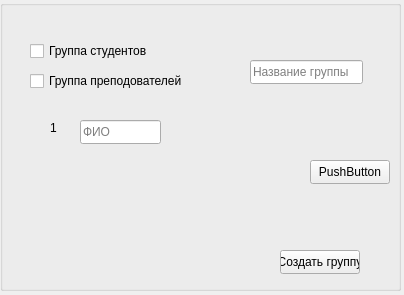
Before: the Qt Designer form client/Forms/AddGroup/addgroup.ui in sofinvalery/LMS, drawn with Qt 5.
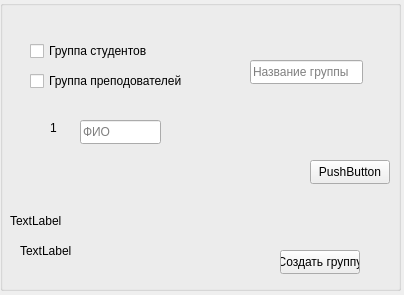
After: the same form once the commit is applied.

Commit message: added info for added groups widget

Patch:
```diff
--- a/client/Forms/AddGroup/addgroup.ui
+++ b/client/Forms/AddGroup/addgroup.ui
@@ -128,6 +128,32 @@
      <string>ФИО</string>
     </property>
    </widget>
+   <widget class="QLabel" name="warningLabel">
+    <property name="geometry">
+     <rect>
+      <x>10</x>
+      <y>200</y>
+      <width>331</width>
+      <height>41</height>
+     </rect>
+    </property>
+    <property name="text">
+     <string>TextLabel</string>
+    </property>
+   </widget>
+   <widget class="QLabel" name="successLabel">
+    <property name="geometry">
+     <rect>
+      <x>20</x>
+      <y>225</y>
+      <width>271</width>
+      <height>51</height>
+     </rect>
+    </property>
+    <property name="text">
+     <string>TextLabel</string>
+    </property>
+   </widget>
   </widget>
  </widget>
  <resources/>
```
The commit also changes 2 other files.
